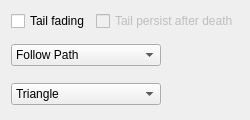
Old version of the form code/nel/tools/3d/object_viewer_qt/src/tail_form.ui in the repository ryzom/ryzomcore.
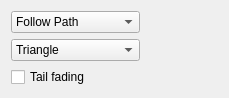
New version of the form. Custom widgets are drawn as their Qt base class.

Commit message: Update: improved values gradient dialog and located bindable properties(texture , tail and mesh param) page.

Diff of the .ui file:
```diff
--- a/code/nel/tools/3d/object_viewer_qt/src/tail_form.ui
+++ b/code/nel/tools/3d/object_viewer_qt/src/tail_form.ui
@@ -6,8 +6,8 @@
    <rect>
     <x>0</x>
     <y>0</y>
-    <width>243</width>
-    <height>107</height>
+    <width>206</width>
+    <height>90</height>
    </rect>
   </property>
   <property name="windowTitle">
@@ -15,23 +15,6 @@
   </property>
   <layout class="QGridLayout" name="gridLayout">
    <item row="0" column="0">
-    <widget class="QCheckBox" name="tailFadingCheckBox">
-     <property name="text">
-      <string>Tail fading</string>
-     </property>
-    </widget>
-   </item>
-   <item row="0" column="1" colspan="2">
-    <widget class="QCheckBox" name="tailPersistAfterDeathCheckBox">
-     <property name="enabled">
-      <bool>false</bool>
-     </property>
-     <property name="text">
-      <string>Tail persist after death</string>
-     </property>
-    </widget>
-   </item>
-   <item row="1" column="0" colspan="2">
     <widget class="QComboBox" name="ribbonOrientationComboBox">
      <property name="toolTip">
       <string>Ribbon orientation</string>
@@ -53,7 +36,7 @@
      </item>
     </widget>
    </item>
-   <item row="1" column="2" rowspan="2">
+   <item row="0" column="1" rowspan="3">
     <widget class="NLQT::CGraphicsInfoWidget" name="pathWidget" native="true">
      <property name="minimumSize">
       <size>
@@ -69,7 +52,7 @@
      </property>
     </widget>
    </item>
-   <item row="2" column="0" colspan="2">
+   <item row="1" column="0">
     <widget class="QComboBox" name="tailShapeComboBox">
      <property name="toolTip">
       <string>Tail shape</string>
@@ -116,6 +99,13 @@
      </item>
     </widget>
    </item>
+   <item row="2" column="0">
+    <widget class="QCheckBox" name="tailFadingCheckBox">
+     <property name="text">
+      <string>Tail fading</string>
+     </property>
+    </widget>
+   </item>
   </layout>
  </widget>
  <customwidgets>
```
The commit also changes 16 other files.
